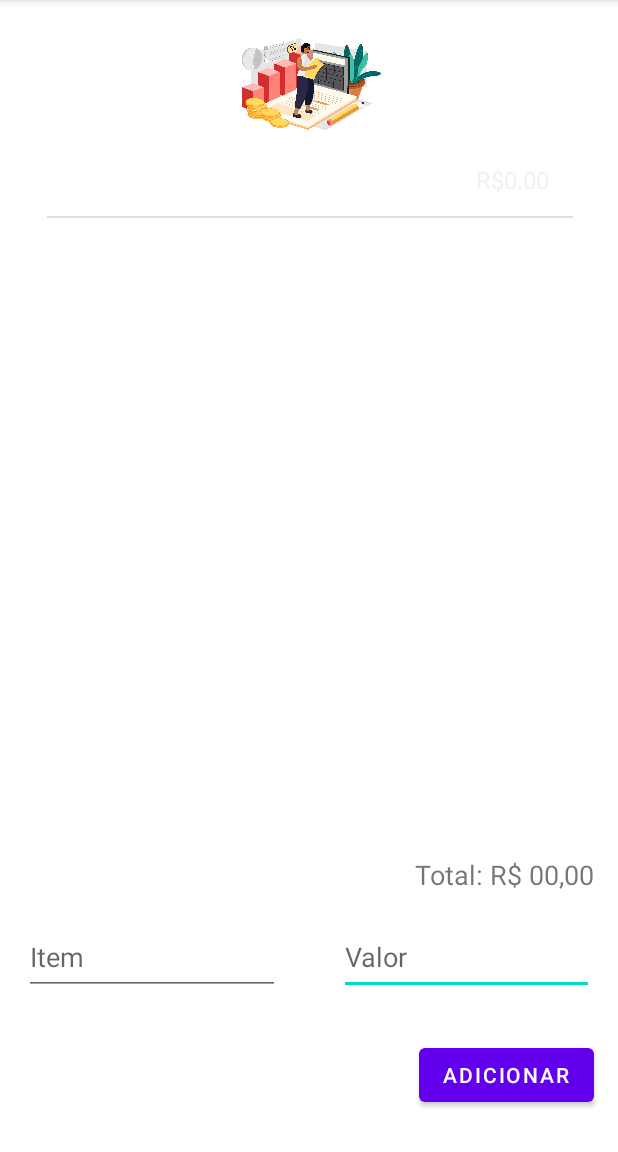
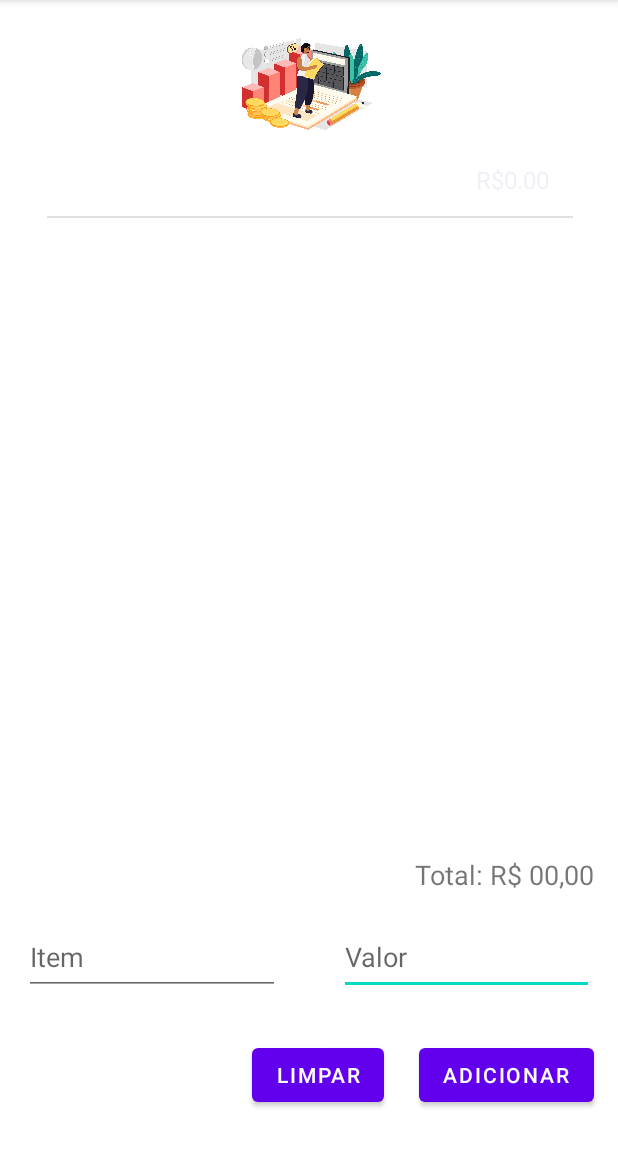
Before and after one commit to Alex-B-Paula/aps-mob, an Android app: the screen it shows after launch (MainActivity), after a tap on "ADICIONAR", on a phone screen of 412 x 824 dp, the part 84-1236 px from its top. Run offline under Robolectric (Android 15) with nearby library versions, the phone set to English and light mode, and no system bars; 1 statement that could not run was skipped.

Commit message:
Botão de limpar

```diff
--- a/app/src/main/res/layout/activity_main.xml
+++ b/app/src/main/res/layout/activity_main.xml
@@ -76,11 +76,25 @@
         app:layout_constraintEnd_toEndOf="parent"
         app:layout_constraintTop_toBottomOf="@+id/texto_item" />
 
+    <Button
+        android:id="@+id/limpar"
+        android:layout_width="wrap_content"
+        android:layout_height="wrap_content"
+        android:layout_marginEnd="156dp"
+        android:layout_marginBottom="27dp"
+        android:onClick="limpar"
+        android:text="Limpar"
+        app:layout_constraintBottom_toBottomOf="parent"
+        app:layout_constraintEnd_toEndOf="parent"
+        app:layout_constraintTop_toBottomOf="@+id/texto_item"
+        app:layout_constraintVertical_bias="1.0" />
+
     <ListView
         android:id="@+id/lista_preco"
         android:layout_width="0dp"
         android:layout_height="0dp"
         android:layout_marginEnd="30dp"
+        android:scrollingCache="false"
         android:textAlignment="textStart"
         app:layout_constraintBottom_toBottomOf="@+id/lista_compra"
         app:layout_constraintEnd_toEndOf="parent"
```
Also changed, not shown: app/src/main/java/com/example/aps/MainActivity.java (+34 -1 lines).
